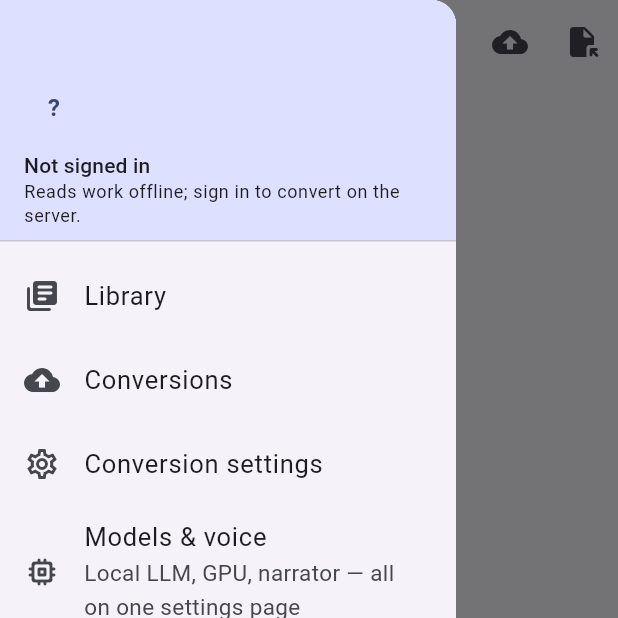
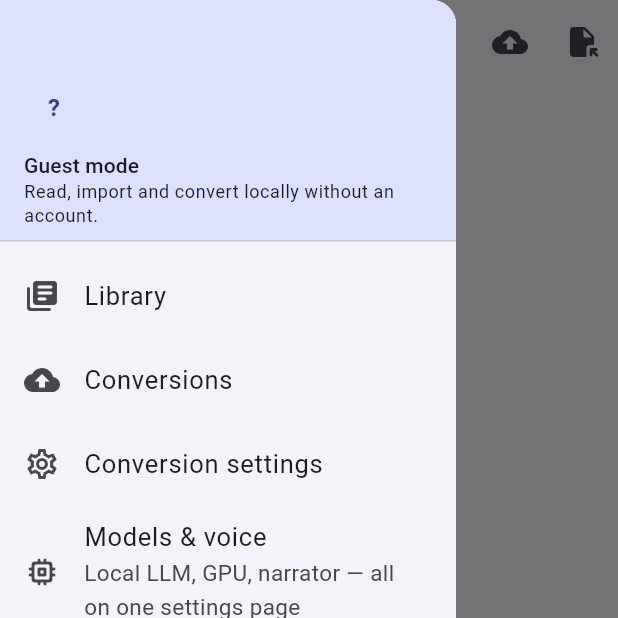
Before and after one commit to Subhajit-Roy-Partho/firebrat, a Flutter app: the screen it shows after launch, with the side drawer open, on a phone screen of 412 x 824 dp, the top half of it. Run offline on Flutter 3.47's test engine with Material 3 defaults, Android fonts, the phone set to English and light mode, and no system bars; our stand-ins replace audio_service, cloud_firestore, dio, file_picker, firebase_analytics, firebase_auth and 9 more; missing offline and left inert: audio_session, flutter_foreground_task, flutter_kokoro_tts, flutter_math_fork, google_mlkit_text_recognition, googleapis and 3 more; accounts and stored records are empty; statements that could not run were skipped.

Commit message:
Add remembered guest access without creating an account
Offer Continue as guest, retain public library and local conversion access, and explain authenticated server conversion without polling guest jobs.

Co-Authored-By: Codex <noreply@openai.com>

```diff
--- a/frontend/firebrat_app/lib/app.dart
+++ b/frontend/firebrat_app/lib/app.dart
@@ -7,6 +7,7 @@ import 'screens/library_screen.dart';
 import 'screens/sign_in_screen.dart';
 import 'state/theme_providers.dart';
 import 'state/on_device_conversion_providers.dart';
+import 'state/guest_access_provider.dart';
 import 'theme/app_theme.dart';
 
 class FirebratApp extends ConsumerWidget {
@@ -29,14 +30,14 @@ class FirebratApp extends ConsumerWidget {
   }
 }
 
-/// Signed-out users land on SignInScreen; the stream flips to the library
-/// the moment Firebase reports a user. No route pushing — the gate rebuilds.
+/// Local modes and explicit guests can use the library without an account.
 class AuthGate extends ConsumerWidget {
   const AuthGate({super.key});
 
   @override
   Widget build(BuildContext context, WidgetRef ref) {
-    if (ref.watch(conversionModeProvider).mode != ConversionModePref.cloud) {
+    if (ref.watch(guestAccessProvider) ||
+        ref.watch(conversionModeProvider).mode != ConversionModePref.cloud) {
       return const LibraryScreen();
     }
     return StreamBuilder<User?>(
@@ -48,7 +49,13 @@ class AuthGate extends ConsumerWidget {
           );
         }
         if (snapshot.hasData) return const LibraryScreen();
-        return const SignInScreen();
+        return SignInScreen(onContinueAsGuest: () {
+          final settings = ref.read(conversionModeProvider);
+          if (settings.cloudServerUrl.isEmpty) {
+            ref.read(conversionModeProvider.notifier).setMode(ConversionModePref.offline);
+          }
+          ref.read(guestAccessProvider.notifier).setGuest(true);
+        });
       },
     );
   }
--- a/frontend/firebrat_app/lib/screens/sign_in_screen.dart
+++ b/frontend/firebrat_app/lib/screens/sign_in_screen.dart
@@ -5,7 +5,8 @@ import '../services/auth_service.dart';
 /// Sign in or create an account with Google or email. Google authentication
 /// creates a Firebase account on the first successful sign-in.
 class SignInScreen extends StatefulWidget {
-  const SignInScreen({super.key});
+  final VoidCallback onContinueAsGuest;
+  const SignInScreen({super.key, required this.onContinueAsGuest});
 
   @override
   State<SignInScreen> createState() => _SignInScreenState();
@@ -93,6 +94,15 @@ class _SignInScreenState extends State<SignInScreen> {
                     style: Theme.of(context).textTheme.bodyLarge,
                   ),
                   const SizedBox(height: 24),
+                  OutlinedButton.icon(
+                    onPressed: _busy ? null : widget.onContinueAsGuest,
+                    icon: const Icon(Icons.person_outline),
+                    label: const Text('Continue as guest'),
+                  ),
+                  const SizedBox(height: 8),
+                  const Text('Read, import and convert on this device without an account. '
+                      'Sign in later for server conversion and account sync.'),
+                  const SizedBox(height: 24),
                   Text(
                     _registerMode ? 'Create your account' : 'Welcome back',
                     style: Theme.of(context).textTheme.titleLarge,
--- a/frontend/firebrat_app/lib/widgets/app_drawer.dart
+++ b/frontend/firebrat_app/lib/widgets/app_drawer.dart
@@ -5,6 +5,7 @@ import '../screens/conversions_screen.dart';
 import '../screens/information_screen.dart';
 import '../services/auth_service.dart';
 import '../state/on_device_conversion_providers.dart';
+import '../state/guest_access_provider.dart';
 
 /// Bumped with `version:` in frontend/firebrat_app/pubspec.yaml on every
 /// release (and passed as --dart-define=FIREBRAT_APP_VERSION=... by the
@@ -45,13 +46,13 @@ class AppDrawer extends ConsumerWidget {
                 CircleAvatar(child: Text(initial)),
                 const SizedBox(height: 8),
                 Text(
-                  email ?? 'Not signed in',
+                  email ?? 'Guest mode',
                   style: Theme.of(context).textTheme.titleSmall,
                   overflow: TextOverflow.ellipsis,
                 ),
                 Text(
                   email == null
-                      ? 'Reads work offline; sign in to convert on the server.'
+                      ? 'Read, import and convert locally without an account.'
                       : 'Signed in',
                   style: Theme.of(context).textTheme.bodySmall,
                 ),
@@ -113,6 +114,7 @@ class AppDrawer extends ConsumerWidget {
               title: const Text('Sign in'),
               onTap: () {
                 Navigator.of(context).pop();
+                ref.read(guestAccessProvider.notifier).setGuest(false);
                 ref.read(conversionModeProvider.notifier).setMode(ConversionModePref.cloud);
               },
             ),
```
Also changed, not shown: frontend/firebrat_app/lib/screens/conversions_screen.dart (+22 -1 lines), frontend/firebrat_app/lib/state/guest_access_provider.dart (added, +32 -0 lines), 2 other files.
